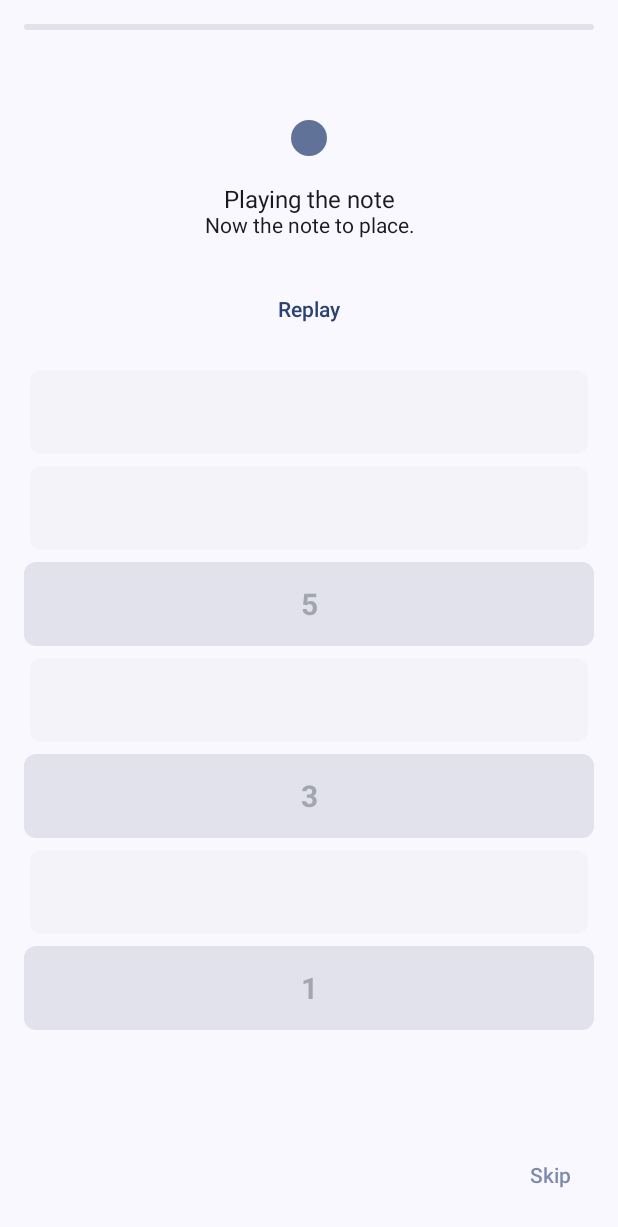
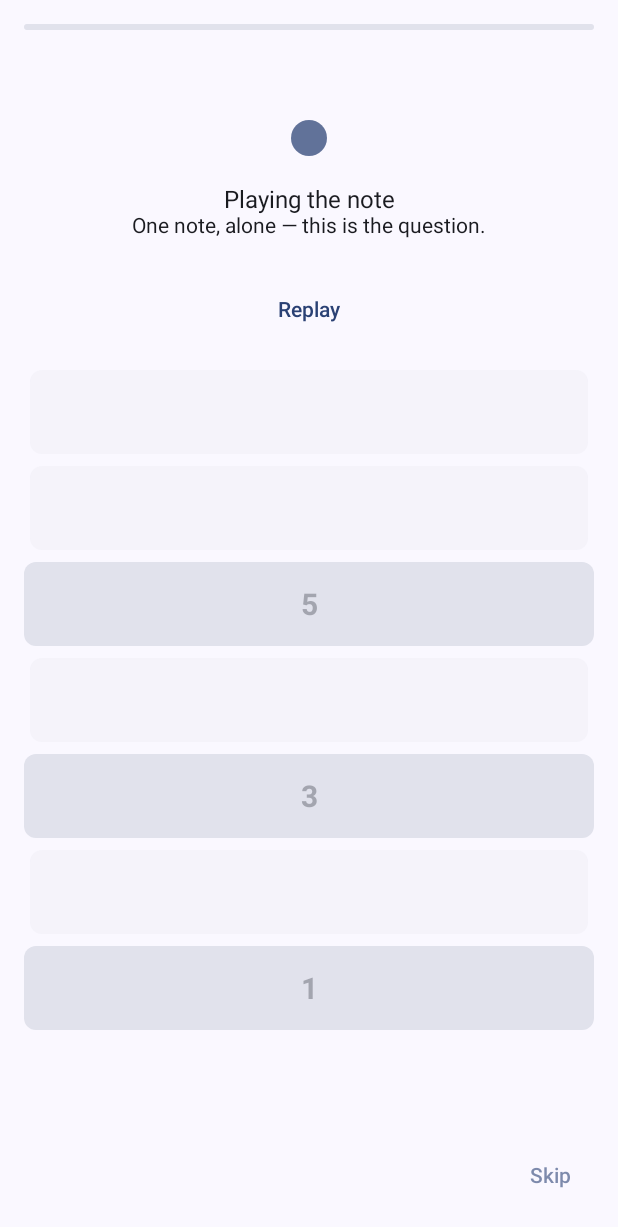
Before and after one commit to alekpeed/tonic, an Android app built with Jetpack Compose: the PracticeScreen screen opened through its navigation route, on a phone screen of 412 x 824 dp. Shown: the top 1227 px of the screen. Run offline under Robolectric (Android 15) with nearby library versions, the phone set to English and light mode, and no system bars; our stand-ins replace Dagger/Hilt's generated code, Room's generated code; libraries missing offline, so code that uses them is left out: androidx.hilt.lifecycle.

Commit message:
Clarify what the opening chords are for in practice copy
Reported live: the previous copy ("Listen - this establishes 'home'")
didn't say the one thing that was actually confusing - the opening
deliberately plays more notes than there are answer buttons, and that's
not a hint to track against the buttons. Without that line it read as a
puzzle ("why is it playing a 1-4-5 chord but asking about a 1/3/5 note?")
instead of what it actually is: a warm-up so "home" is audible, followed
by exactly one isolated note that is always answerable with one of the
buttons on screen.

Updated the practice screen's per-phase caption and the onboarding
walkthrough to say this directly, and added a matching "guess if you're
not sure" line to the awaiting-answer phase - there's no way to reason
the answer out in advance, and the copy shouldn't imply there is.

Co-Authored-By: Claude Sonnet 5 <noreply@anthropic.com>
Claude-Session: https://claude.ai/code/session_01UPkZSqUw4SRsTTc4VxHzuY

```diff
--- a/app/src/main/kotlin/com/tonic/app/onboarding/OnboardingScreen.kt
+++ b/app/src/main/kotlin/com/tonic/app/onboarding/OnboardingScreen.kt
@@ -60,6 +60,7 @@ private fun OnboardingContent(onContinue: () -> Unit) {
 
         OnboardingPoint(stringResource(R.string.onboarding_what_it_is))
         OnboardingPoint(stringResource(R.string.onboarding_how_it_works))
+        OnboardingPoint(stringResource(R.string.onboarding_the_question))
         OnboardingPoint(stringResource(R.string.onboarding_replay))
         OnboardingPoint(stringResource(R.string.onboarding_first_up))
 
--- a/app/src/main/res/values/strings.xml
+++ b/app/src/main/res/values/strings.xml
@@ -6,7 +6,8 @@
          background, no notation, no instrument (CLAUDE.md working description of the target user). -->
     <string name="onboarding_title">How Tonic works</string>
     <string name="onboarding_what_it_is">This app trains your ear to recognize a note\'s place in a key — not its name, not perfect pitch. Nothing to read, nothing to play.</string>
-    <string name="onboarding_how_it_works">Almost everything you do here follows the same pattern: you\'ll hear a few notes that establish \"home,\" then one more note. Your only job is to tap where that note sits relative to home.</string>
+    <string name="onboarding_how_it_works">Almost everything you do here follows the same pattern: first, some notes play to establish \"home.\" That opening always uses more notes than you have answer buttons for — that\'s normal, not a hint to track.</string>
+    <string name="onboarding_the_question">Then, after a short pause, one note plays by itself. That single note is the only thing you\'re answering about, and it always matches one of your buttons. Tap where it sits, relative to home. If you\'re not sure — guess. That\'s how this gets easier.</string>
     <string name="onboarding_replay">You can replay any sound as many times as you want, any time. It\'s never held against you.</string>
     <string name="onboarding_first_up">First up: a few short listening questions to find your starting point. No score, no timer, nothing to get \"wrong.\"</string>
     <string name="onboarding_continue">Let\'s begin</string>
--- a/feature/practice/src/main/res/values/strings.xml
+++ b/feature/practice/src/main/res/values/strings.xml
@@ -8,9 +8,9 @@
     <!-- Caption under the phase indicator, changes with playback phase - unlike the phase indicator
          itself (deliberately non-verbal per docs/08-UI-SPEC.md §4), this says in words what's
          happening and what to do, on every item, every time. -->
-    <string name="practice_phase_reference">Listen — this establishes \"home.\"</string>
-    <string name="practice_phase_target">Now the note to place.</string>
-    <string name="practice_phase_awaiting_answer">Tap where it sits, relative to home.</string>
+    <string name="practice_phase_reference">Setting up \"home\" — more notes than your buttons. That\'s normal.</string>
+    <string name="practice_phase_target">One note, alone — this is the question.</string>
+    <string name="practice_phase_awaiting_answer">Tap where it sits, relative to home. Not sure? Guess.</string>
 
     <!-- Resume offer - docs/10-TESTING.md §11. Plain and factual; picking up where you left off is
          presented as an option, never as something you owe the app (docs/08-UI-SPEC.md §7). -->
```
